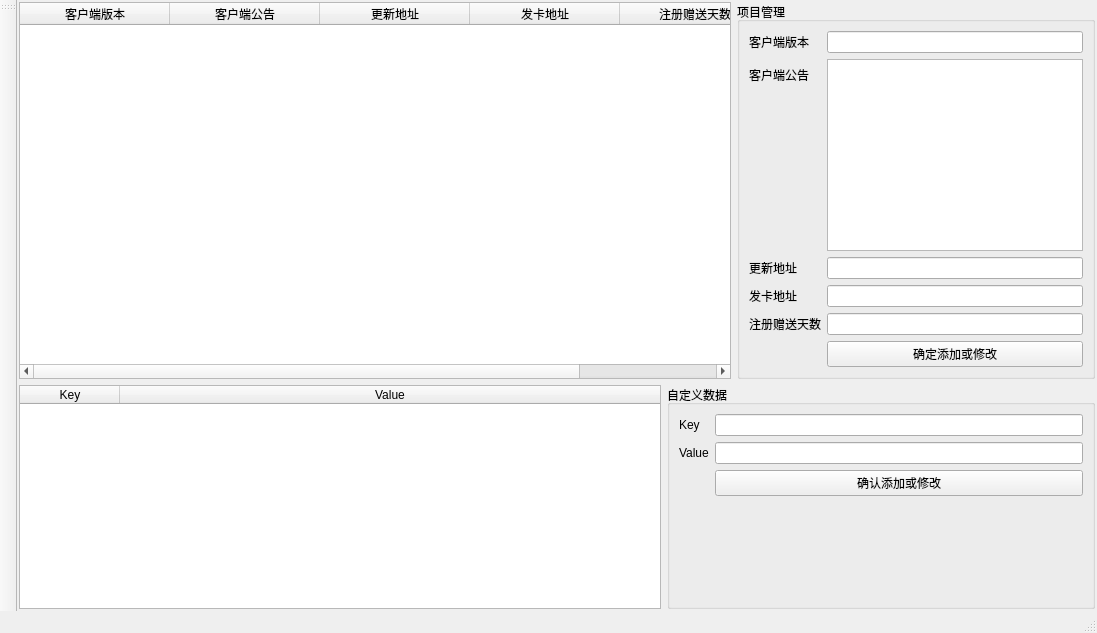
Qt form ui/wnd_server.ui (decenfrontier/PyNetAuth) before a commit.
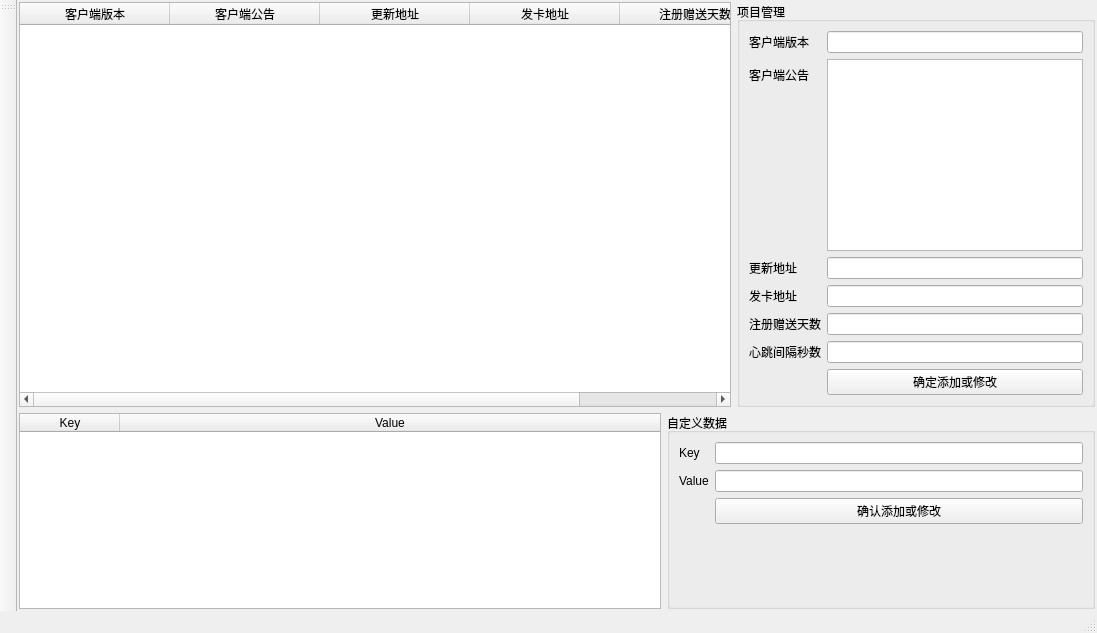
The same form after that commit.

Diff of the .ui file:
```diff
--- a/ui/wnd_server.ui
+++ b/ui/wnd_server.ui
@@ -145,13 +145,23 @@
              <item row="4" column="1">
               <widget class="QLineEdit" name="edt_proj_reg_gift_day"/>
              </item>
-             <item row="5" column="1">
+             <item row="7" column="1">
               <widget class="QPushButton" name="btn_proj_confirm">
                <property name="text">
                 <string>确定添加或修改</string>
                </property>
               </widget>
              </item>
+             <item row="6" column="1">
+              <widget class="QLineEdit" name="edt_proj_heart_gap_sec"/>
+             </item>
+             <item row="6" column="0">
+              <widget class="QLabel" name="label_10">
+               <property name="text">
+                <string>心跳间隔秒数</string>
+               </property>
+              </widget>
+             </item>
             </layout>
            </widget>
           </item>
```
Left out of the diff: 2 changed lines with no effect on the pictures.
